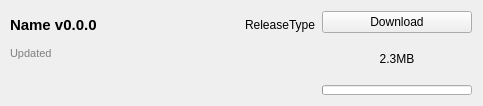
kaniol-lck/modmanager, file src/ui/modrinth/modrinthfileitemwidget.ui: the form before one commit.
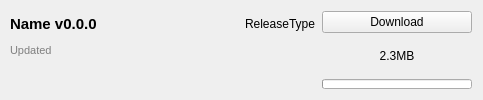
The form after the commit. Icons and pictures are not drawn.

The edit to the form file:
```diff
--- a/src/ui/modrinth/modrinthfileitemwidget.ui
+++ b/src/ui/modrinth/modrinthfileitemwidget.ui
@@ -7,7 +7,7 @@
     <x>0</x>
     <y>0</y>
     <width>483</width>
-    <height>106</height>
+    <height>100</height>
    </rect>
   </property>
   <property name="contextMenuPolicy">
```
